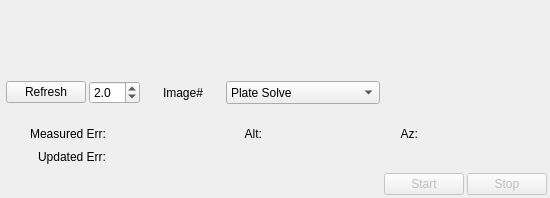
KDE/kstars, file kstars/ekos/align/polaralignmentassistant.ui: the form before one commit.
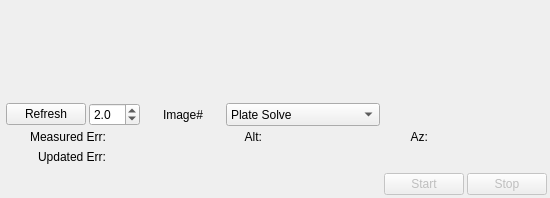
The form after the commit. The open tabs and pages were chosen to show the change.

Commit message:
PAA arrow location optimized
In the polar alignment assistant, the arrows indicating the direction of the necessary corrections in alt and az, are sometimes too big and hence not properly visible, which is fixed by this change.

```diff
--- a/kstars/ekos/align/polaralignmentassistant.ui
+++ b/kstars/ekos/align/polaralignmentassistant.ui
@@ -466,28 +466,33 @@
         </spacer>
        </item>
        <item>
-        <layout class="QGridLayout" name="PAHErrorLines" rowstretch="0,0,0" columnstretch="0,0,0,0,0,0,0">
-         <item row="0" column="2" colspan="2" alignment="Qt::AlignHCenter">
-          <widget class="QLabel" name="arrowAlt">
-           <property name="enabled">
-            <bool>true</bool>
+        <layout class="QGridLayout" name="PAHErrorLines" rowstretch="0,0" columnstretch="0,0,0,0,0,0,0,0,1">
+         <item row="0" column="2">
+          <widget class="QLabel" name="label_PAHOrigErrorAlt">
+           <property name="minimumSize">
+            <size>
+             <width>50</width>
+             <height>0</height>
+            </size>
            </property>
-           <property name="text">
-            <string/>
+           <property name="maximumSize">
+            <size>
+             <width>50</width>
+             <height>16777215</height>
+            </size>
            </property>
-          </widget>
-         </item>
-         <item row="0" column="4" colspan="2" alignment="Qt::AlignHCenter">
-          <widget class="QLabel" name="arrowAz">
-           <property name="enabled">
-            <bool>true</bool>
+           <property name="toolTip">
+            <string>Polar Alignment altitude error measured by the 3 exposures at the start of the polar-alignment procedure.</string>
            </property>
            <property name="text">
-            <string/>
+            <string>Alt:</string>
            </property>
+           <property name="alignment">
+            <set>Qt::AlignRight|Qt::AlignTrailing|Qt::AlignVCenter</set>
+           </property>
           </widget>
          </item>
-         <item row="1" column="0">
+         <item row="0" column="0">
           <widget class="QLabel" name="label_PAHOrigErrorTotal">
            <property name="minimumSize">
             <size>
@@ -512,7 +517,7 @@
            </property>
           </widget>
          </item>
-         <item row="1" column="1">
+         <item row="0" column="1">
           <widget class="QLabel" name="PAHOrigErrorTotal">
            <property name="minimumSize">
             <size>
@@ -531,32 +536,45 @@
            </property>
           </widget>
          </item>
-         <item row="1" column="2">
-          <widget class="QLabel" name="label_PAHOrigErrorAlt">
+         <item row="1" column="0">
+          <widget class="QLabel" name="label_PAHUpdatedErrorTotal">
            <property name="minimumSize">
             <size>
-             <width>50</width>
+             <width>100</width>
              <height>0</height>
             </size>
            </property>
            <property name="maximumSize">
             <size>
-             <width>50</width>
+             <width>100</width>
              <height>16777215</height>
             </size>
            </property>
            <property name="toolTip">
-            <string>Polar Alignment altitude error measured by the 3 exposures at the start of the polar-alignment procedure.</string>
+            <string>Polar Alignment total error estimated after recent adjustments.</string>
            </property>
            <property name="text">
-            <string>Alt:</string>
+            <string>Updated Err:</string>
            </property>
            <property name="alignment">
             <set>Qt::AlignRight|Qt::AlignTrailing|Qt::AlignVCenter</set>
            </property>
           </widget>
          </item>
-         <item row="1" column="3">
+         <item row="1" column="8">
+          <spacer name="horizontalSpacer_updatedError">
+           <property name="orientation">
+            <enum>Qt::Horizontal</enum>
+           </property>
+           <property name="sizeHint" stdset="0">
+            <size>
+             <width>40</width>
+             <height>20</height>
+            </size>
+           </property>
+          </spacer>
+         </item>
+         <item row="0" column="3">
           <widget class="QLabel" name="PAHOrigErrorAlt">
            <property name="minimumSize">
             <size>
@@ -575,7 +593,7 @@
            </property>
           </widget>
          </item>
-         <item row="1" column="4">
+         <item row="0" column="5">
           <widget class="QLabel" name="label_PAHOrigErrorAz">
            <property name="minimumSize">
             <size>
@@ -600,7 +618,7 @@
            </property>
           </widget>
          </item>
-         <item row="1" column="5">
+         <item row="0" column="6">
           <widget class="QLabel" name="PAHOrigErrorAz">
            <property name="minimumSize">
             <size>
@@ -619,64 +637,42 @@
            </property>
           </widget>
          </item>
-         <item row="1" column="6">
-          <spacer name="horizontalSpacer_origError">
-           <property name="orientation">
-            <enum>Qt::Horizontal</enum>
-           </property>
-           <property name="sizeHint" stdset="0">
-            <size>
-             <width>40</width>
-             <height>20</height>
-            </size>
-           </property>
-          </spacer>
-         </item>
-         <item row="2" column="0">
-          <widget class="QLabel" name="label_PAHUpdatedErrorTotal">
+         <item row="1" column="5">
+          <widget class="QLabel" name="label_PAHUpdatedErrorAz">
            <property name="minimumSize">
             <size>
-             <width>100</width>
+             <width>50</width>
              <height>0</height>
             </size>
            </property>
            <property name="maximumSize">
             <size>
-             <width>100</width>
+             <width>50</width>
              <height>16777215</height>
             </size>
            </property>
            <property name="toolTip">
-            <string>Polar Alignment total error estimated after recent adjustments.</string>
+            <string>Polar Alignment azimuth error estimated after recent adjustments.</string>
            </property>
            <property name="text">
-            <string>Updated Err:</string>
+            <string/>
            </property>
            <property name="alignment">
             <set>Qt::AlignRight|Qt::AlignTrailing|Qt::AlignVCenter</set>
            </property>
           </widget>
          </item>
-         <item row="2" column="1">
-          <widget class="QLabel" name="PAHUpdatedErrorTotal">
-           <property name="minimumSize">
-            <size>
-             <width>100</width>
-             <height>0</height>
-            </size>
+         <item row="0" column="4" rowspan="2" alignment="Qt::AlignVCenter">
+          <widget class="QLabel" name="arrowAlt">
+           <property name="enabled">
+            <bool>true</bool>
            </property>
-           <property name="maximumSize">
-            <size>
-             <width>100</width>
-             <height>16777215</height>
-            </size>
-           </property>
-           <property name="toolTip">
-            <string>Polar Alignment total error estimated after recent adjustments.</string>
+           <property name="text">
+            <string/>
            </property>
           </widget>
          </item>
-         <item row="2" column="2">
+         <item row="1" column="2">
           <widget class="QLabel" name="label_PAHUpdatedErrorAlt">
            <property name="minimumSize">
             <size>
@@ -701,7 +697,7 @@
            </property>
           </widget>
          </item>
-         <item row="2" column="3">
+         <item row="1" column="3">
           <widget class="QLabel" name="PAHUpdatedErrorAlt">
            <property name="minimumSize">
             <size>
@@ -720,32 +716,26 @@
            </property>
           </widget>
          </item>
-         <item row="2" column="4">
-          <widget class="QLabel" name="label_PAHUpdatedErrorAz">
+         <item row="1" column="1">
+          <widget class="QLabel" name="PAHUpdatedErrorTotal">
            <property name="minimumSize">
             <size>
-             <width>50</width>
+             <width>100</width>
              <height>0</height>
             </size>
            </property>
            <property name="maximumSize">
             <size>
-             <width>50</width>
+             <width>100</width>
              <height>16777215</height>
             </size>
            </property>
            <property name="toolTip">
-            <string>Polar Alignment azimuth error estimated after recent adjustments.</string>
-           </property>
-           <property name="text">
-            <string/>
-           </property>
-           <property name="alignment">
-            <set>Qt::AlignRight|Qt::AlignTrailing|Qt::AlignVCenter</set>
+            <string>Polar Alignment total error estimated after recent adjustments.</string>
            </property>
           </widget>
          </item>
-         <item row="2" column="5">
+         <item row="1" column="6">
           <widget class="QLabel" name="PAHUpdatedErrorAz">
            <property name="minimumSize">
             <size>
@@ -764,8 +754,8 @@
            </property>
           </widget>
          </item>
-         <item row="2" column="6">
-          <spacer name="horizontalSpacer_updatedError">
+         <item row="1" column="8">
+          <spacer name="horizontalSpacer_origError">
            <property name="orientation">
             <enum>Qt::Horizontal</enum>
            </property>
@@ -777,6 +767,16 @@
            </property>
           </spacer>
          </item>
+         <item row="0" column="7" rowspan="2" alignment="Qt::AlignVCenter">
+          <widget class="QLabel" name="arrowAz">
+           <property name="enabled">
+            <bool>true</bool>
+           </property>
+           <property name="text">
+            <string/>
+           </property>
+          </widget>
+         </item>
         </layout>
        </item>
       </layout>
```
The commit also changes 1 other file.
